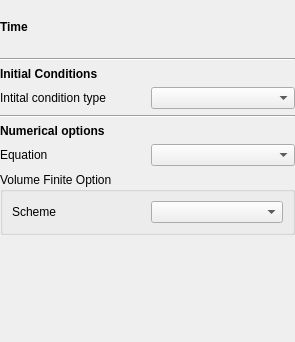
Before: the Qt Designer form src/ui/simulationEngine/reostelemacsimulationeditwidget.ui in vcloarec/ReosProject, drawn with Qt 5.
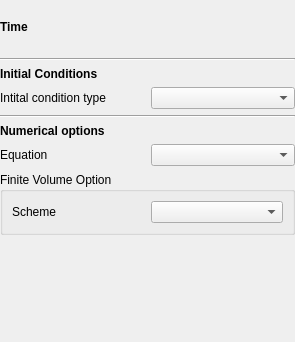
After: the same form once the commit is applied. Icons and pictures are not drawn. Custom widgets are drawn as their Qt base class.

Commit message: kepp current time when changing selected element

Diff of the .ui file:
```diff
--- a/src/ui/simulationEngine/reostelemacsimulationeditwidget.ui
+++ b/src/ui/simulationEngine/reostelemacsimulationeditwidget.ui
@@ -168,7 +168,7 @@
        <item>
         <widget class="QGroupBox" name="mVolumeFiniteGroupBox">
          <property name="title">
-          <string>Volume Finite Option</string>
+          <string>Finite Volume Option</string>
          </property>
          <layout class="QGridLayout" name="gridLayout">
           <item row="0" column="0">
```
The commit also changes 1 other file.
